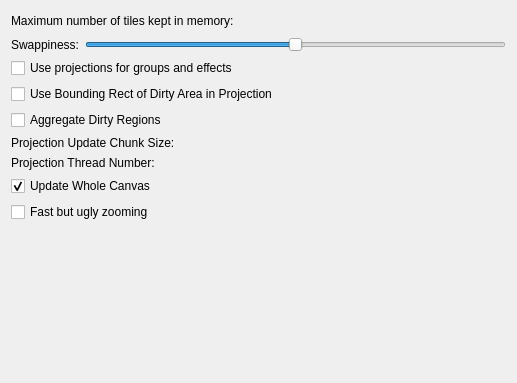
The window that krita/ui/forms/wdgperformancesettings.ui (KDE/krita) describes before a commit, drawn with Qt 5.
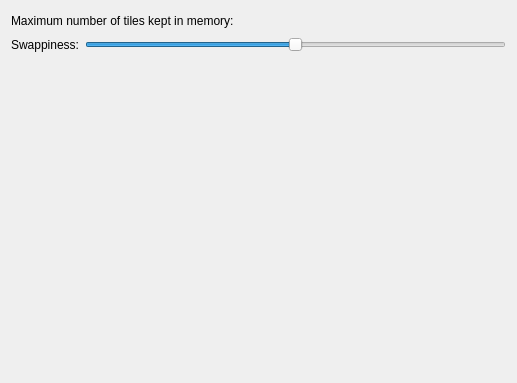
The same window after the commit. Custom widgets are drawn as their Qt base class.

Commit message: Remove obsolete settings

```diff
--- a/krita/ui/forms/wdgperformancesettings.ui
+++ b/krita/ui/forms/wdgperformancesettings.ui
@@ -110,109 +110,6 @@
     </layout>
    </item>
    <item row="2" column="0" colspan="2" >
-    <widget class="QCheckBox" name="m_projection" >
-     <property name="toolTip" >
-      <string>&lt;html>&lt;head>&lt;meta name="qrichtext" content="1" />&lt;style type="text/css">
-p, li { white-space: pre-wrap; }
-&lt;/style>&lt;/head>&lt;body style=" font-family:'Sans Serif'; font-size:9pt; font-weight:400; font-style:normal;">
-&lt;p style=" margin-top:0px; margin-bottom:0px; margin-left:0px; margin-right:0px; -qt-block-indent:0; text-indent:0px;">If checked, Krita uses more memory but may be faster.&lt;/p>&lt;/body>&lt;/html></string>
-     </property>
-     <property name="whatsThis" >
-      <string>When Krita uses projections, the results of group layers, effect masks and adjustment layers are cached. This takes a lot of memory but speeds up processing considerably.</string>
-     </property>
-     <property name="text" >
-      <string>Use projections for groups and effects</string>
-     </property>
-    </widget>
-   </item>
-   <item row="3" column="0" colspan="2" >
-    <widget class="QCheckBox" name="chkUseBoundingRect" >
-     <property name="text" >
-      <string>Use Bounding Rect of Dirty Area in Projection</string>
-     </property>
-    </widget>
-   </item>
-   <item row="4" column="0" colspan="2" >
-    <widget class="QCheckBox" name="chkAggregateDirtyRegions" >
-     <property name="text" >
-      <string>Aggregate Dirty Regions</string>
-     </property>
-    </widget>
-   </item>
-   <item row="5" column="0" >
-    <widget class="QLabel" name="lblChunkSize" >
-     <property name="text" >
-      <string>Projection Update Chunk Size:</string>
-     </property>
-     <property name="buddy" >
-      <cstring>intChunkSize</cstring>
-     </property>
-    </widget>
-   </item>
-   <item row="5" column="1" >
-    <widget class="KIntNumInput" name="intChunkSize" >
-     <property name="whatsThis" >
-      <string>The maximum number of "tiles" that are kept in memory. For regular RGBA8 images, each tile is about 16 kB in size. Thus, for a value of 500 tiles this usually means about 8 megabytes are used for image data. If you regularly handle large images, a greater value here might be useful.
-Note that this number is only a guideline for Krita, and is not guaranteed to be the actual number of tiles in memory.</string>
-     </property>
-     <widget class="KIntNumInput" name="intChunkSize_2" >
-      <property name="geometry" >
-       <rect>
-        <x>270</x>
-        <y>190</y>
-        <width>129</width>
-        <height>29</height>
-       </rect>
-      </property>
-      <property name="whatsThis" >
-       <string>The maximum number of "tiles" that are kept in memory. For regular RGBA8 images, each tile is about 16 kB in size. Thus, for a value of 500 tiles this usually means about 8 megabytes are used for image data. If you regularly handle large images, a greater value here might be useful.
-Note that this number is only a guideline for Krita, and is not guaranteed to be the actual number of tiles in memory.</string>
-      </property>
-     </widget>
-    </widget>
-   </item>
-   <item row="6" column="0" >
-    <widget class="QLabel" name="label" >
-     <property name="text" >
-      <string>Projection Thread Number:</string>
-     </property>
-    </widget>
-   </item>
-   <item row="6" column="1" >
-    <widget class="KIntNumInput" name="intNumThreads" >
-     <property name="whatsThis" >
-      <string>The maximum number of "tiles" that are kept in memory. For regular RGBA8 images, each tile is about 16 kB in size. Thus, for a value of 500 tiles this usually means about 8 megabytes are used for image data. If you regularly handle large images, a greater value here might be useful.
-Note that this number is only a guideline for Krita, and is not guaranteed to be the actual number of tiles in memory.</string>
-     </property>
-    </widget>
-   </item>
-   <item row="7" column="0" colspan="2" >
-    <widget class="QCheckBox" name="chkUpdateAllOfQPainterCanvas" >
-     <property name="toolTip" >
-      <string>If checked, the whole canvas is repainted for every change. This is slower, but the bugs in the scaling code don not show up.</string>
-     </property>
-     <property name="text" >
-      <string>Update Whole Canvas</string>
-     </property>
-     <property name="checked" >
-      <bool>true</bool>
-     </property>
-    </widget>
-   </item>
-   <item row="8" column="0" colspan="2" >
-    <widget class="QCheckBox" name="chkUseNearestNeighbour" >
-     <property name="toolTip" >
-      <string>Faster but ugly zooming. Not compatible with OpenGL</string>
-     </property>
-     <property name="whatsThis" >
-      <string>When checked, Krita uses nearest-neighbour pixel sampling. The result is ugly, but because far fewer pixels have to be color-corrected much faster</string>
-     </property>
-     <property name="text" >
-      <string>Fast but ugly zooming</string>
-     </property>
-    </widget>
-   </item>
-   <item row="9" column="0" colspan="2" >
     <spacer>
      <property name="orientation" >
       <enum>Qt::Vertical</enum>
```
Left out of the diff: 26 changed lines with no effect on the pictures. The commit also changes 1 other file.
